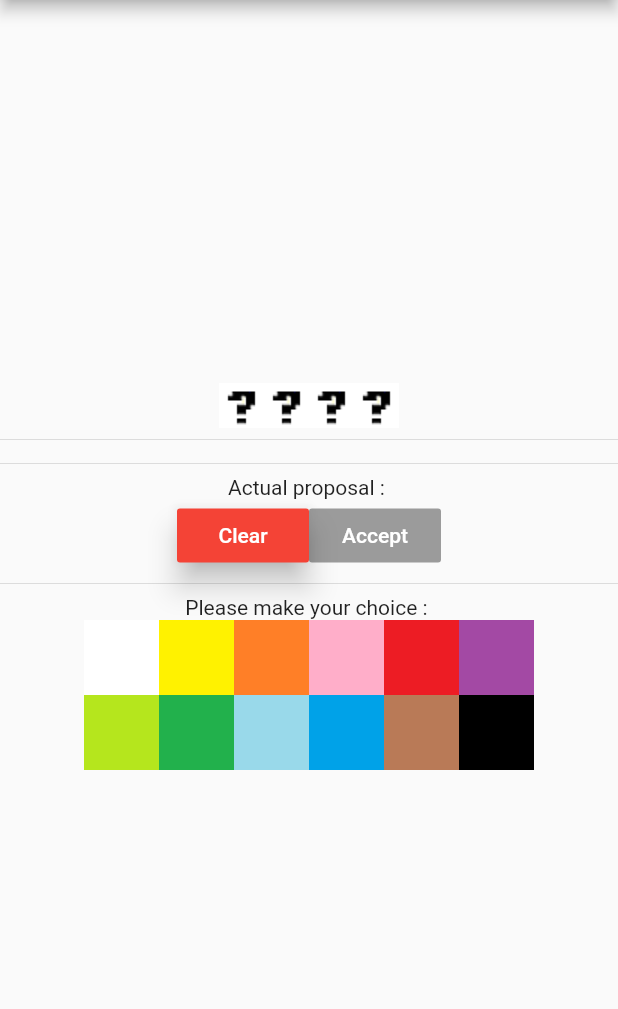
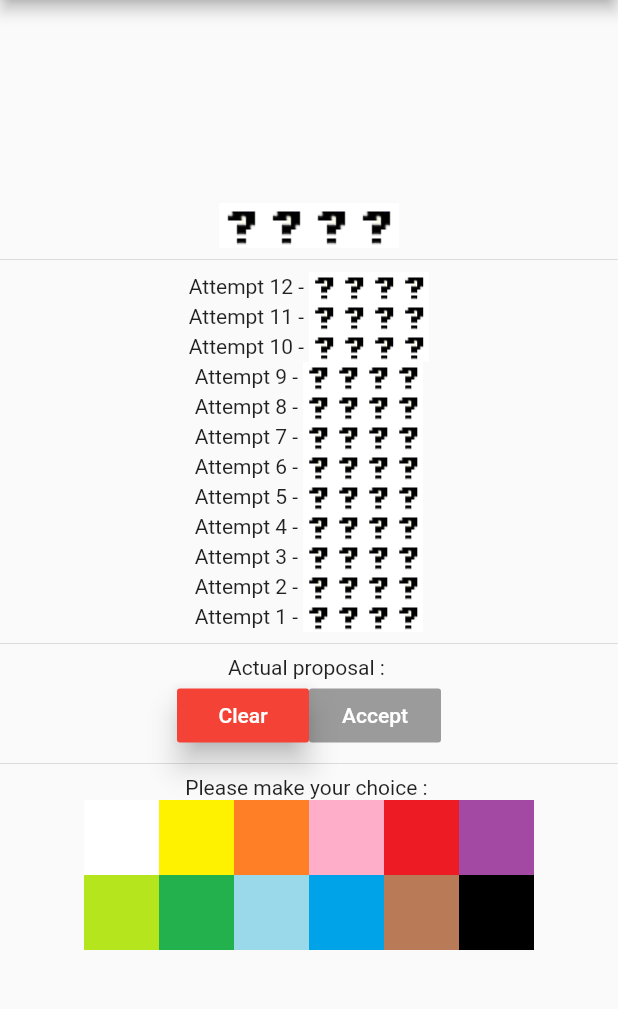
Before and after one commit to Swygg/Mastermind, a Flutter app: the screen it shows after launch, on a phone screen of 412 x 824 dp, the part 84-1093 px from its top. Run offline on Flutter 3.47's test engine with Material 2 defaults, Android fonts, the phone set to English and light mode, and no system bars.

Commit message:
first attempts works & 12 attemps showed (even if not tested yet)

```diff
--- a/lib/IHM/gamePage.dart
+++ b/lib/IHM/gamePage.dart
@@ -214,13 +214,48 @@ class _GamePageState extends State<GamePage> {
     final double _widthPossibilities = 20.0;
     final double _heihgtPossibilities = 20.0;
     var colors = ColorsManager.getColors();
-    for (int i = lastResults.length - 1; i > 0; i--) {
+    for (int i = 11; i >= 0; i--) {
       var r = Row(
         mainAxisAlignment: MainAxisAlignment.center,
         children: [
-          Text("Attempt $i - "),
+          Text("Attempt ${i + 1} - "),
         ],
       );
+
+      if (i >= lastResults.length) {
+        r.children.add(
+          Image.asset(
+            'assets/pictures/Unknown.png',
+            fit: BoxFit.cover,
+            width: _widthPossibilities,
+            height: _heihgtPossibilities,
+          ),
+        );
+        r.children.add(
+          Image.asset(
+            'assets/pictures/Unknown.png',
+            fit: BoxFit.cover,
+            width: _widthPossibilities,
+            height: _heihgtPossibilities,
+          ),
+        );
+        r.children.add(
+          Image.asset(
+            'assets/pictures/Unknown.png',
+            fit: BoxFit.cover,
+            width: _widthPossibilities,
+            height: _heihgtPossibilities,
+          ),
+        );
+        r.children.add(
+          Image.asset(
+            'assets/pictures/Unknown.png',
+            fit: BoxFit.cover,
+            width: _widthPossibilities,
+            height: _heihgtPossibilities,
+          ),
+        );
+      } else {
         for (var indexToken = 0;
             indexToken < engine.getCombinationLength();
             indexToken++) {
@@ -237,7 +272,9 @@ class _GamePageState extends State<GamePage> {
         r.children
             .add(Text("OK : ${lastResults[i].result.nbTokensInRightPlace}"));
         r.children.add(Text(" - "));
-      r.children.add(Text("NOK : ${lastResults[i].result.nbTokensInBadPlace}"));
+        r.children
+            .add(Text("NOK : ${lastResults[i].result.nbTokensInBadPlace}"));
+      }
       col.children.add(r);
     }
 
@@ -291,23 +328,4 @@ class _GamePageState extends State<GamePage> {
           );
         });
   }
-
-   void test(String s) {
-    showDialog(
-        context: context,
-        barrierDismissible: false,
-        builder: (BuildContext context) {
-          return AlertDialog(
-            title: Text("test"),
-            content: Text("$s"),
-            actions: <Widget>[
-              FlatButton(
-                  onPressed: () {
-                    Navigator.of(context).pop();
-                  },
-                  child: Text("Close"))
-            ],
-          );
-        });
 }
-}
```
Also changed, not shown: flutter_01.png (deleted). Lines whose indentation alone changed are shown as unchanged.
